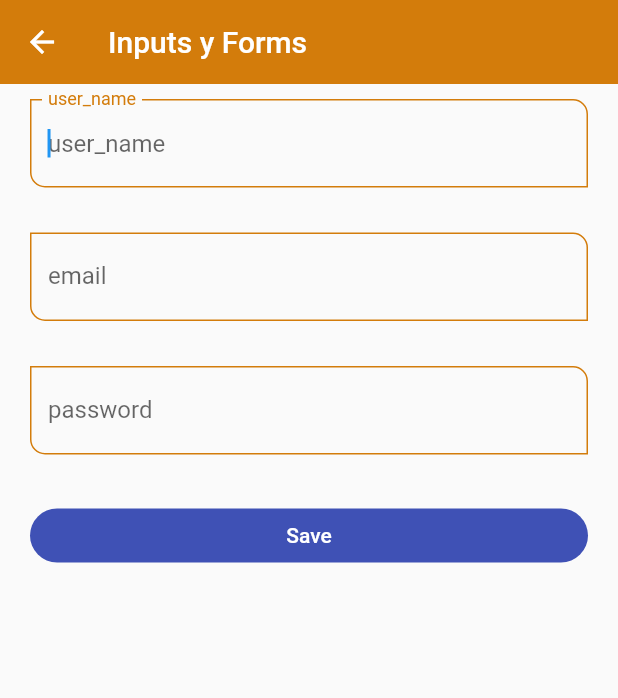
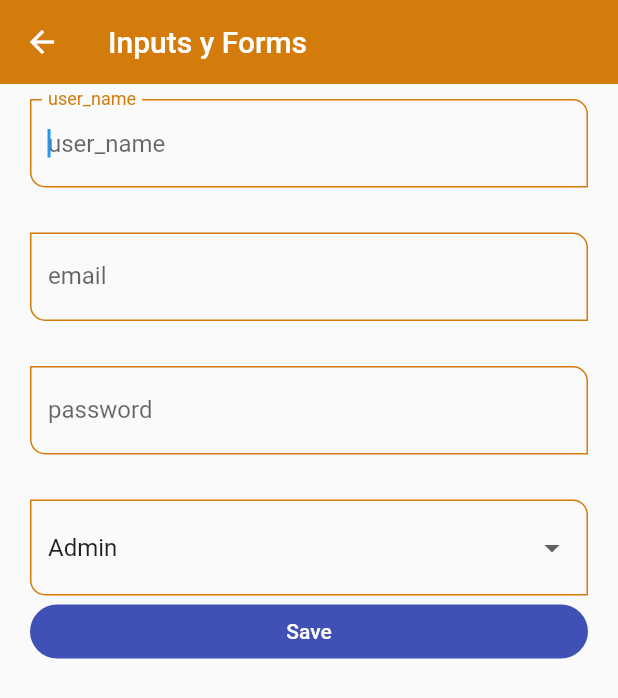
Before and after one commit to florinawer/FlutterComponents, a Flutter app: the InputsScreen screen opened by its route, on a phone screen of 412 x 824 dp. Shown: the top 698 px of the screen. Run offline on Flutter 3.47's test engine with Material 2 defaults, Android fonts, the phone set to English and light mode, and no system bars.

```diff
--- a/flutty_components/lib/router/app_routes.dart
+++ b/flutty_components/lib/router/app_routes.dart
@@ -35,6 +35,11 @@ class AppRoutes {
         screen: const InputsScreen(),
         icon: Icons.settings_input_svideo_rounded),
     MenuOption(
+        route: 'slider_screen',
+        name: 'slider',
+        screen: const SliderScreen(),
+        icon: Icons.slideshow_rounded),
+    MenuOption(
         route: 'card',
         name: 'card',
         screen: const CardScreen(),
--- a/flutty_components/lib/screens/inputs_screen.dart
+++ b/flutty_components/lib/screens/inputs_screen.dart
@@ -12,7 +12,8 @@ class InputsScreen extends StatelessWidget {
     final Map<String, String> formValues = {
       'user_name': 'Ves',
       'email': 'Puxi@google.com',
-      'password': 'puxi'
+      'password': 'puxi',
+      'rol': 'idiot'
     };
 
     return Scaffold(
@@ -54,6 +55,19 @@ class InputsScreen extends StatelessWidget {
                 ),
                 const SizedBox(height: 30),
 
+                DropdownButtonFormField<String>(
+                  value: "Admin",
+                  items: const [
+                    DropdownMenuItem(value: 'Admin', child: Text('Admin')),
+                    DropdownMenuItem(
+                        value: 'Developer', child: Text('Developer')),
+                    DropdownMenuItem(value: 'devOps', child: Text('devOps'))
+                  ],
+                  onChanged: (String? value) {
+                    formValues['rol'] = value ?? 'Admin';
+                  },
+                ),
+
                 ElevatedButton(
                   child: const SizedBox(
                       width: double.infinity,
--- a/flutty_components/lib/screens/screens.dart
+++ b/flutty_components/lib/screens/screens.dart
@@ -1,4 +1,5 @@
 export 'package:flutty_components/screens/inputs_screen.dart';
+export 'package:flutty_components/screens/slider_screen.dart';
 export 'package:flutty_components/screens/animated_screen.dart';
 export 'package:flutty_components/screens/alert_screen.dart';
 export 'package:flutty_components/screens/home.dart';
```
Also changed, not shown: flutty_components/lib/screens/slider_screen.dart (added, +90 -0 lines).
